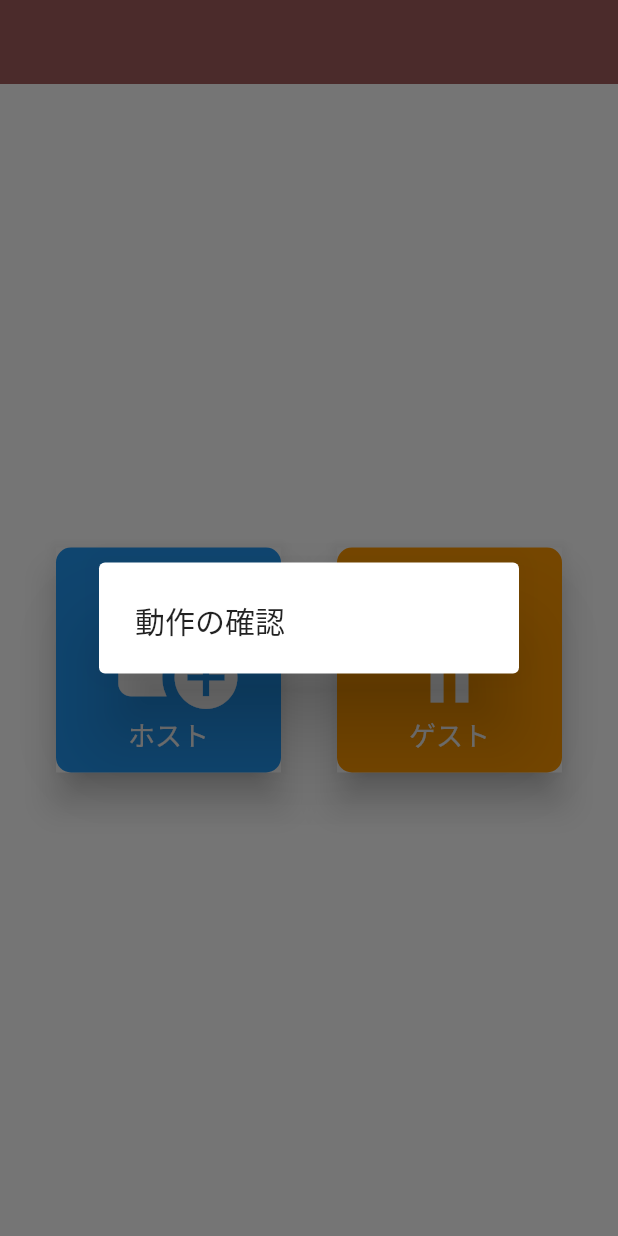
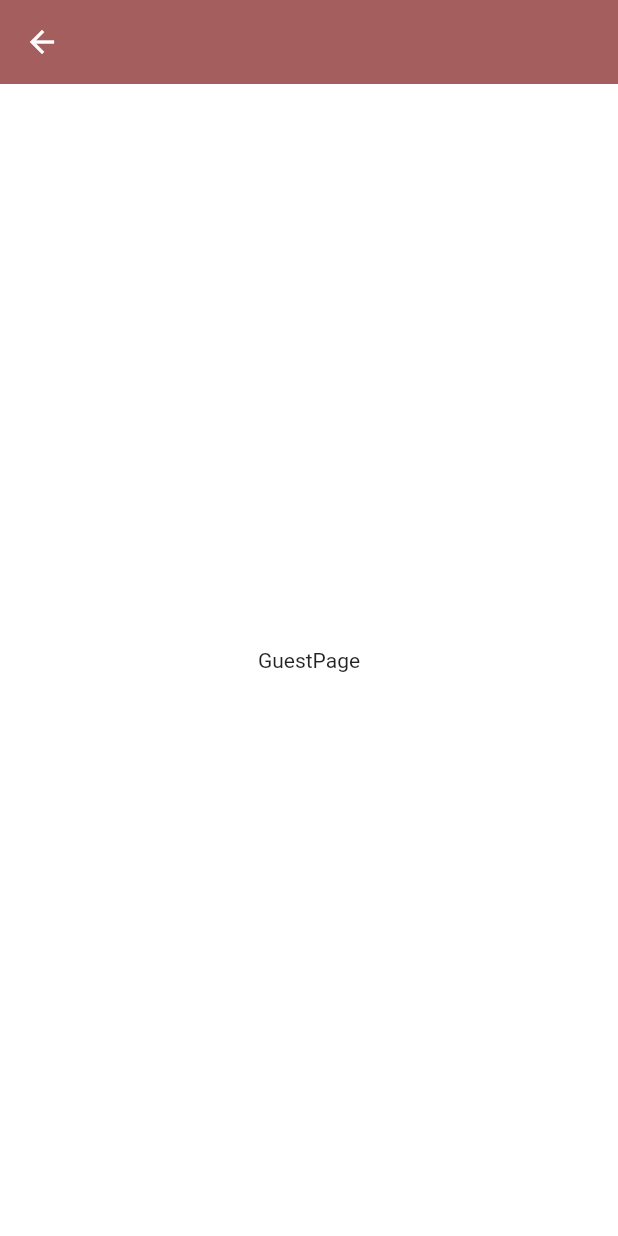
Before and after one commit to kmiki0/anonymous_question, a Flutter app: the screen it shows after launch, after a tap on "ゲスト", on a phone screen of 412 x 824 dp. Run offline on Flutter 3.47's test engine with Material 2 defaults, Android fonts, the phone set to English and light mode, and no system bars.

Commit message:
[Add] ホストとゲストの画面遷移　追加

```diff
--- a/lib/main.dart
+++ b/lib/main.dart
@@ -1,5 +1,6 @@
 import 'package:flutter/material.dart';
-import 'package:anonymous_question/screens/next_page.dart'; // Add this line
+import 'package:anonymous_question/screens/host_page.dart';
+import 'package:anonymous_question/screens/guest_page.dart';
 
 void main() {
   runApp(const MyApp());
@@ -34,10 +35,18 @@ class MyHomePage extends StatefulWidget {
 }
 
 class _MyHomePageState extends State<MyHomePage> {
-  void _incrementCounter() {
+  // ホスト画面への遷移
+  void _hostScreenTransition() {
     setState(() {
       Navigator.of(context)
-          .push(MaterialPageRoute(builder: (context) => const NextPage()));
+          .push(MaterialPageRoute(builder: (context) => const HostPage()));
+    });
+  }
+
+  void _guestScreenTransition() {
+    setState(() {
+      Navigator.of(context)
+          .push(MaterialPageRoute(builder: (context) => const GuestPage()));
     });
   }
 
@@ -53,6 +62,7 @@ class _MyHomePageState extends State<MyHomePage> {
             GestureDetector(
               child: Material(
                 elevation: 10,
+                color: Colors.transparent,
                 child: Container(
                   height: 150,
                   width: 150,
@@ -77,13 +87,13 @@ class _MyHomePageState extends State<MyHomePage> {
                 ),
               ),
               onTap: () {
-                Navigator.of(context).push(
-                    MaterialPageRoute(builder: (context) => const NextPage()));
+                _hostScreenTransition();
               },
             ),
             GestureDetector(
               child: Material(
                 elevation: 10,
+                color: Colors.transparent,
                 child: Container(
                   height: 150,
                   width: 150,
@@ -106,14 +116,7 @@ class _MyHomePageState extends State<MyHomePage> {
                 ),
               ),
               onTap: () {
-                showDialog(
-                  context: context,
-                  builder: (context) {
-                    return const AlertDialog(
-                      title: Text('動作の確認'),
-                    );
-                  },
-                );
+                _guestScreenTransition();
               },
             ),
           ],
--- a/lib/screens/host_page.dart
+++ b/lib/screens/guest_page.dart
@@ -1,7 +1,7 @@
 import 'package:flutter/material.dart';
 
-class NextPage extends StatelessWidget {
-  const NextPage({Key? key}) : super(key: key);
+class GuestPage extends StatelessWidget {
+  const GuestPage({Key? key}) : super(key: key);
 
   @override
   Widget build(BuildContext context) {
@@ -11,7 +11,7 @@ class NextPage extends StatelessWidget {
       body: Center(
         child: Column(
           mainAxisAlignment: MainAxisAlignment.center,
-          children: const [Text('NextPage')],
+          children: const [Text('GuestPage')],
         ),
       ),
     );
```
